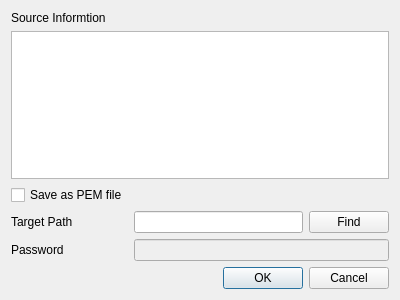
The window that CAMan/export_dlg.ui (jykim74/CertMan) describes before a commit, drawn with Qt 5.
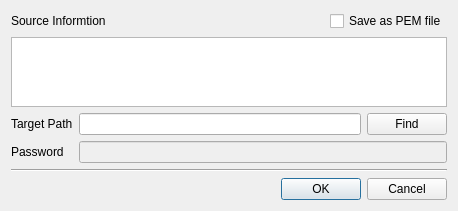
The same window after the commit.

Diff of the .ui file:
```diff
--- a/CAMan/export_dlg.ui
+++ b/CAMan/export_dlg.ui
@@ -6,35 +6,57 @@
    <rect>
     <x>0</x>
     <y>0</y>
-    <width>400</width>
-    <height>300</height>
+    <width>458</width>
+    <height>210</height>
    </rect>
   </property>
   <property name="windowTitle">
    <string>Export data</string>
   </property>
   <layout class="QGridLayout" name="gridLayout">
-   <item row="6" column="0">
-    <spacer name="verticalSpacer">
+   <item row="4" column="0">
+    <widget class="QLabel" name="label">
+     <property name="text">
+      <string>Target Path</string>
+     </property>
+    </widget>
+   </item>
+   <item row="6" column="0" colspan="3">
+    <widget class="Line" name="line">
      <property name="orientation">
-      <enum>Qt::Vertical</enum>
+      <enum>Qt::Horizontal</enum>
      </property>
-     <property name="sizeHint" stdset="0">
-      <size>
-       <width>20</width>
-       <height>40</height>
-      </size>
-     </property>
-    </spacer>
+    </widget>
    </item>
-   <item row="4" column="1" colspan="2">
+   <item row="5" column="1" colspan="2">
     <widget class="QLineEdit" name="mPasswordText">
      <property name="enabled">
       <bool>false</bool>
      </property>
     </widget>
    </item>
-   <item row="8" column="1" colspan="2">
+   <item row="2" column="0" colspan="3">
+    <widget class="QPlainTextEdit" name="mInfoText">
+     <property name="readOnly">
+      <bool>true</bool>
+     </property>
+    </widget>
+   </item>
+   <item row="4" column="2">
+    <widget class="QPushButton" name="mFindBtn">
+     <property name="text">
+      <string>Find</string>
+     </property>
+    </widget>
+   </item>
+   <item row="5" column="0">
+    <widget class="QLabel" name="label_3">
+     <property name="text">
+      <string>Password</string>
+     </property>
+    </widget>
+   </item>
+   <item row="7" column="1" colspan="2">
     <widget class="QDialogButtonBox" name="buttonBox">
      <property name="orientation">
       <enum>Qt::Horizontal</enum>
@@ -44,72 +66,42 @@
      </property>
     </widget>
    </item>
-   <item row="3" column="0">
-    <widget class="QLabel" name="label">
-     <property name="text">
-      <string>Target Path</string>
-     </property>
-    </widget>
-   </item>
-   <item row="3" column="1">
+   <item row="4" column="1">
     <widget class="QLineEdit" name="mPathText"/>
    </item>
-   <item row="0" column="0" colspan="2">
-    <widget class="QLabel" name="label_2">
-     <property name="text">
-      <string>Source Informtion</string>
+   <item row="1" column="0" colspan="3">
+    <layout class="QGridLayout" name="gridLayout_2">
+     <property name="topMargin">
+      <number>0</number>
      </property>
-    </widget>
-   </item>
-   <item row="4" column="0">
-    <widget class="QLabel" name="label_3">
-     <property name="text">
-      <string>Password</string>
-     </property>
-    </widget>
-   </item>
-   <item row="2" column="0">
+     <item row="0" column="2">
     <widget class="QCheckBox" name="mPEMSaveCheck">
      <property name="text">
       <string>Save as PEM file</string>
      </property>
     </widget>
    </item>
-   <item row="3" column="2">
-    <widget class="QPushButton" name="mFindBtn">
+     <item row="0" column="0">
+      <widget class="QLabel" name="label_2">
      <property name="text">
-      <string>Find</string>
+        <string>Source Informtion</string>
      </property>
     </widget>
    </item>
-   <item row="1" column="0" colspan="3">
-    <widget class="QPlainTextEdit" name="mInfoText"/>
-   </item>
-   <item row="7" column="0">
-    <spacer name="verticalSpacer_2">
+     <item row="0" column="1">
+      <spacer name="horizontalSpacer">
      <property name="orientation">
-      <enum>Qt::Vertical</enum>
+        <enum>Qt::Horizontal</enum>
      </property>
      <property name="sizeHint" stdset="0">
       <size>
-       <width>20</width>
-       <height>40</height>
+         <width>40</width>
+         <height>20</height>
       </size>
      </property>
     </spacer>
    </item>
-   <item row="5" column="0">
-    <spacer name="verticalSpacer_3">
-     <property name="orientation">
-      <enum>Qt::Vertical</enum>
-     </property>
-     <property name="sizeHint" stdset="0">
-      <size>
-       <width>20</width>
-       <height>40</height>
-      </size>
-     </property>
-    </spacer>
+    </layout>
    </item>
   </layout>
  </widget>
```
Left out of the diff: 1 changed line with no effect on the pictures. Lines whose indentation alone changed are shown as unchanged.
